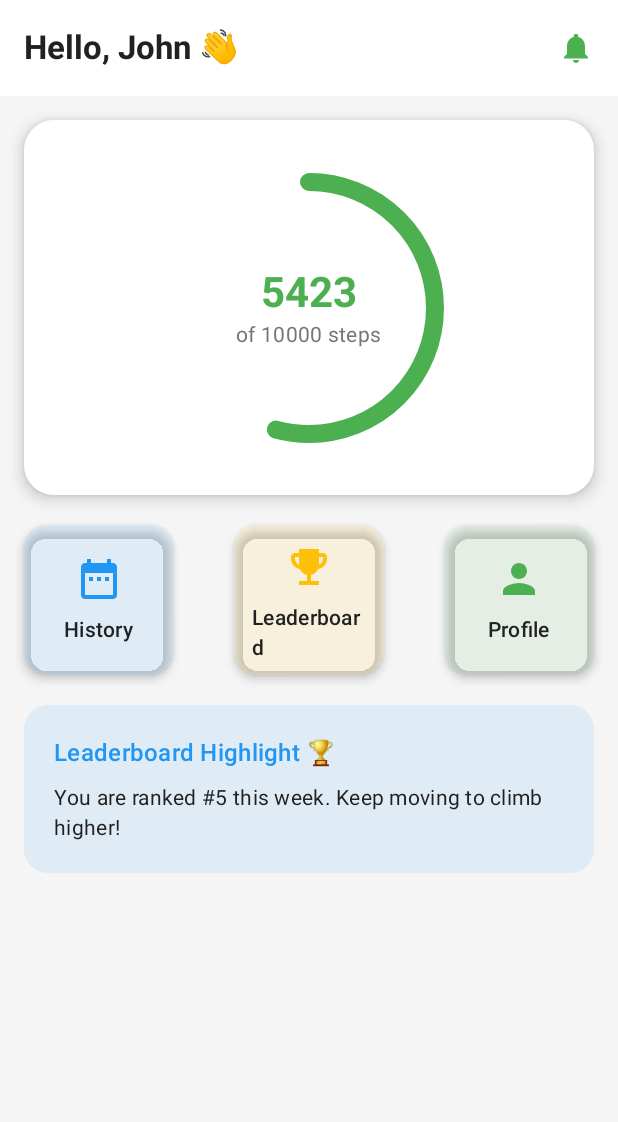
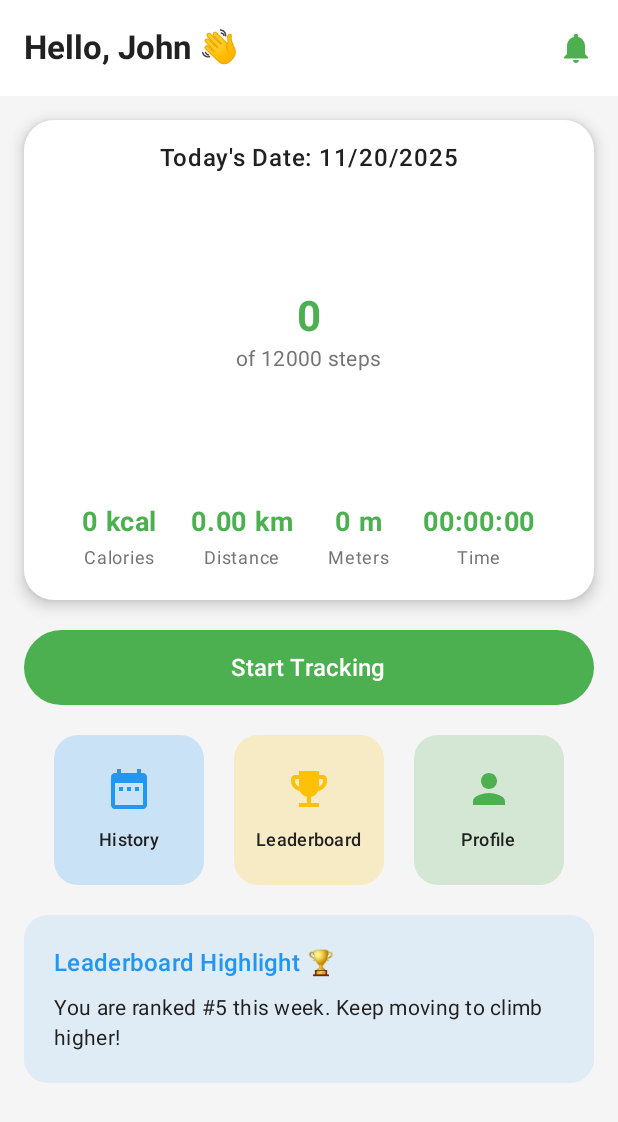
Before and after one commit to Meethala-Kannoth-Praneetha35/StrideSync, an Android app built with Jetpack Compose: the HomeScreen screen opened through its navigation route, on a phone screen of 412 x 824 dp. Shown: the top 1122 px of the screen. Run offline under Robolectric (Android 15) with nearby library versions, the phone set to English and light mode, and no system bars; our stand-ins replace Dagger/Hilt's generated code, Firebase (no records; nobody signed in at launch, a user with empty details on screens opened directly).

Commit message:
Step Counter Implemented with Physical Activity permissions

```diff
--- a/app/src/main/AndroidManifest.xml
+++ b/app/src/main/AndroidManifest.xml
@@ -1,6 +1,8 @@
 <?xml version="1.0" encoding="utf-8"?>
 <manifest xmlns:android="http://schemas.android.com/apk/res/android"
     xmlns:tools="http://schemas.android.com/tools">
+
+    <uses-permission android:name="android.permission.ACTIVITY_RECOGNITION"/>
 
     <application
         android:name=".hilt.StrideSync"
--- a/app/src/main/java/uk/ac/tees/mad/stridesync/MainActivity.kt
+++ b/app/src/main/java/uk/ac/tees/mad/stridesync/MainActivity.kt
@@ -39,6 +39,7 @@ import uk.ac.tees.mad.stridesync.ui.AuthViewModel
 import uk.ac.tees.mad.stridesync.ui.AuthenticationScreen
 import uk.ac.tees.mad.stridesync.ui.HomeScreen
 import uk.ac.tees.mad.stridesync.ui.SplashScreen
+import uk.ac.tees.mad.stridesync.ui.StepViewModel
 import uk.ac.tees.mad.stridesync.ui.theme.AppColors
 import uk.ac.tees.mad.stridesync.ui.theme.StrideSyncTheme
 
@@ -52,6 +53,7 @@ class MainActivity : ComponentActivity() {
 
                 val authViewModel = hiltViewModel<AuthViewModel>()
                 val navController = rememberNavController()
+                val stepViewModel = hiltViewModel<StepViewModel>()
                 NavHost(navController = navController, startDestination = "splash"){
                     composable("splash"){
                         SplashScreen(authViewModel,navController)
@@ -62,7 +64,9 @@ class MainActivity : ComponentActivity() {
                         )
                     }
                     composable("home"){
-                        HomeScreen(onHistoryClick = {},
+                        HomeScreen(
+                            viewModel = stepViewModel,
+                            onHistoryClick = {},
                         onLeaderboardClick = {},
                         onProfileClick = {},
                         onNotificationsClick = {})
--- a/app/src/main/java/uk/ac/tees/mad/stridesync/ui/HomeScreen.kt
+++ b/app/src/main/java/uk/ac/tees/mad/stridesync/ui/HomeScreen.kt
@@ -1,8 +1,17 @@
 package uk.ac.tees.mad.stridesync.ui
 
+import android.Manifest
+import android.content.pm.PackageManager
 import android.widget.Toast
+import androidx.activity.compose.rememberLauncherForActivityResult
+import androidx.activity.result.contract.ActivityResultContracts
 import androidx.compose.runtime.Composable
+import androidx.compose.runtime.collectAsState
+import androidx.compose.runtime.getValue
+import androidx.compose.runtime.mutableStateOf
 import androidx.compose.runtime.remember
+import androidx.compose.ui.platform.LocalContext
+import androidx.core.content.ContextCompat
 import androidx.compose.animation.AnimatedVisibility
 import androidx.compose.animation.core.FastOutSlowInEasing
 import androidx.compose.animation.core.tween
@@ -50,9 +59,6 @@ import androidx.compose.material3.Text
 import androidx.compose.material3.TopAppBar
 import androidx.compose.material3.TopAppBarDefaults
 import androidx.compose.runtime.LaunchedEffect
-import androidx.compose.runtime.getValue
-import androidx.compose.runtime.mutableStateOf
-import androidx.compose.runtime.remember
 import androidx.compose.runtime.rememberCoroutineScope
 import androidx.compose.runtime.setValue
 import androidx.compose.ui.Alignment
@@ -61,7 +67,6 @@ import androidx.compose.ui.draw.clip
 import androidx.compose.ui.draw.shadow
 import androidx.compose.ui.graphics.Color
 import androidx.compose.ui.graphics.vector.ImageVector
-import androidx.compose.ui.platform.LocalContext
 import androidx.compose.ui.res.painterResource
 import androidx.compose.ui.text.font.FontStyle
 import androidx.compose.ui.text.font.FontWeight
@@ -72,19 +77,50 @@ import androidx.navigation.NavController
 import kotlinx.coroutines.delay
 import uk.ac.tees.mad.stridesync.R
 import uk.ac.tees.mad.stridesync.ui.theme.AppColors
+import java.util.Calendar
 
 
 @OptIn(ExperimentalMaterial3Api::class)
 @Composable
 fun HomeScreen(
+    viewModel: StepViewModel,
     userName: String = "John",
-    todaySteps: Int = 5423,
-    stepGoal: Int = 10000,
+    stepGoal: Int = 12000,
     onHistoryClick: () -> Unit,
     onLeaderboardClick: () -> Unit,
     onProfileClick: () -> Unit,
     onNotificationsClick: () -> Unit
 ) {
+
+    val todaySteps by viewModel.todaySteps.collectAsState()
+    val distanceMeters by viewModel.distanceMeters.collectAsState()
+    val distanceKm by viewModel.distanceKm.collectAsState()
+    val kcal by viewModel.kcal.collectAsState()
+    val elapsedTime by viewModel.elapsedTime.collectAsState()
+    val isTracking by viewModel.isTracking.collectAsState()
+
+    val context = LocalContext.current
+    var hasPermission by remember {
+        mutableStateOf(
+            ContextCompat.checkSelfPermission(
+                context,
+                Manifest.permission.ACTIVITY_RECOGNITION
+            ) == PackageManager.PERMISSION_GRANTED
+        )
+    }
+
+    val permissionLauncher = rememberLauncherForActivityResult(
+        ActivityResultContracts.RequestPermission()
+    ) { isGranted ->
+        hasPermission = isGranted
+        if (!isGranted) {
+            Toast.makeText(context, "Permission required for step tracking", Toast.LENGTH_SHORT).show()
+        }
+    }
+
+    val calendar = Calendar.getInstance()
+    val todayDate = "${calendar.get(Calendar.MONTH) + 1}/${calendar.get(Calendar.DAY_OF_MONTH)}/${calendar.get(Calendar.YEAR)}"
+
     Scaffold(
         modifier = Modifier.fillMaxSize(),
         containerColor = AppColors.Background,
@@ -102,7 +138,7 @@ fun HomeScreen(
                 actions = {
                     IconButton(onClick = onNotificationsClick) {
                         Icon(
-                            Icons.Default.Notifications,
+                            imageVector = Icons.Default.Notifications,
                             contentDescription = "Notifications",
                             tint = AppColors.Primary
                         )
@@ -121,38 +157,98 @@ fun HomeScreen(
                 .padding(16.dp),
             verticalArrangement = Arrangement.spacedBy(20.dp)
         ) {
-
-            // --- Steps Card ---
             Card(
                 modifier = Modifier
                     .fillMaxWidth()
-                    .height(250.dp),
+                    .height(320.dp),
                 shape = RoundedCornerShape(20.dp),
                 colors = CardDefaults.cardColors(containerColor = AppColors.Surface),
                 elevation = CardDefaults.cardElevation(6.dp)
             ) {
-                Box(
-                    modifier = Modifier.fillMaxSize(),
-                    contentAlignment = Alignment.Center
+                Column(
+                    modifier = Modifier
+                        .fillMaxSize()
+                        .padding(16.dp),
+                    horizontalAlignment = Alignment.CenterHorizontally,
+                    verticalArrangement = Arrangement.Center
                 ) {
-                    StepProgressIndicator(
-                        steps = todaySteps,
-                        goal = stepGoal
+                    Text(
+                        text = "Today's Date: $todayDate",
+                        style = MaterialTheme.typography.bodyLarge.copy(
+                            color = AppColors.TextPrimary,
+                            fontWeight = FontWeight.Medium
+                        )
                     )
+                    Spacer(modifier = Modifier.height(8.dp))
+                    Box(
+                        modifier = Modifier.weight(1f),
+                        contentAlignment = Alignment.Center
+                    ) {
+                        StepProgressIndicator(steps = todaySteps, goal = stepGoal)
+                    }
+                    Spacer(modifier = Modifier.height(16.dp))
+                    Row(
+                        modifier = Modifier.fillMaxWidth(),
+                        horizontalArrangement = Arrangement.SpaceEvenly
+                    ) {
+                        StatItem(title = "Calories", value = "${kcal.toInt()} kcal")
+                        StatItem(title = "Distance", value = "${String.format("%.2f", distanceKm)} km")
+                        StatItem(title = "Meters", value = "${distanceMeters.toInt()} m")
+                        StatItem(title = "Time", value = formatTime(elapsedTime))
+                    }
                 }
             }
 
-            // --- Quick Actions Row ---
+            Button(
+                onClick = {
+                    if (!hasPermission) {
+                        permissionLauncher.launch(Manifest.permission.ACTIVITY_RECOGNITION)
+                    } else {
+                        if (isTracking) {
+                            viewModel.stopTracking()
+                        } else {
+                            viewModel.startTracking()
+                        }
+                    }
+                },
+                modifier = Modifier
+                    .fillMaxWidth()
+                    .height(50.dp),
+                colors = ButtonDefaults.buttonColors(
+                    containerColor = if (isTracking) AppColors.Accent else AppColors.Primary
+                )
+            ) {
+                Text(
+                    text = if (!hasPermission) "Grant Permission" else if (isTracking) "Stop Tracking" else "Start Tracking",
+                    color = Color.White,
+                    fontSize = 16.sp
+                )
+            }
+
             Row(
                 modifier = Modifier.fillMaxWidth(),
-                horizontalArrangement = Arrangement.SpaceBetween
+                horizontalArrangement = Arrangement.SpaceEvenly
             ) {
-                QuickActionCard("History", Icons.Default.DateRange, AppColors.Secondary, onHistoryClick)
-                QuickActionCard("Leaderboard", Icons.Default.EmojiEvents, AppColors.Accent, onLeaderboardClick)
-                QuickActionCard("Profile", Icons.Default.Person, AppColors.Primary, onProfileClick)
+                QuickActionCard(
+                    title = "History",
+                    icon = Icons.Default.DateRange,
+                    bgColor = AppColors.Secondary,
+                    onClick = onHistoryClick
+                )
+                QuickActionCard(
+                    title = "Leaderboard",
+                    icon = Icons.Default.EmojiEvents,
+                    bgColor = AppColors.Accent,
+                    onClick = onLeaderboardClick
+                )
+                QuickActionCard(
+                    title = "Profile",
+                    icon = Icons.Default.Person,
+                    bgColor = AppColors.Primary,
+                    onClick = onProfileClick
+                )
             }
 
-            // --- Highlights Section ---
             Card(
                 modifier = Modifier.fillMaxWidth(),
                 shape = RoundedCornerShape(16.dp),
@@ -179,6 +275,30 @@ fun HomeScreen(
             }
         }
     }
+}
+
+@Composable
+fun StatItem(title: String, value: String) {
+    Column(horizontalAlignment = Alignment.CenterHorizontally) {
+        Text(
+            text = value,
+            fontSize = 18.sp,
+            fontWeight = FontWeight.Bold,
+            color = AppColors.Primary
+        )
+        Text(
+            text = title,
+            fontSize = 12.sp,
+            color = AppColors.TextSecondary
+        )
+    }
+}
+
+fun formatTime(millis: Long): String {
+    val seconds = (millis / 1000) % 60
+    val minutes = (millis / (1000 * 60)) % 60
+    val hours = (millis / (1000 * 60 * 60)) % 24
+    return String.format("%02d:%02d:%02d", hours, minutes, seconds)
 }
 
 @Composable
@@ -222,8 +342,8 @@ fun QuickActionCard(
             .size(100.dp)
             .clickable { onClick() },
         shape = RoundedCornerShape(16.dp),
-        colors = CardDefaults.cardColors(containerColor = bgColor.copy(alpha = 0.1f)),
-        elevation = CardDefaults.cardElevation(4.dp)
+        colors = CardDefaults.cardColors(containerColor = bgColor.copy(alpha = 0.2f)),
+        elevation = CardDefaults.cardElevation(0.dp)
     ) {
         Column(
             modifier = Modifier
@@ -243,7 +363,8 @@ fun QuickActionCard(
                 text = title,
                 style = MaterialTheme.typography.bodyMedium.copy(
                     fontWeight = FontWeight.SemiBold,
-                    color = AppColors.TextPrimary
+                    color = AppColors.TextPrimary,
+                    fontSize = 12.sp
                 )
             )
         }
--- a/app/src/main/java/uk/ac/tees/mad/stridesync/ui/StepViewModel.kt
+++ b/app/src/main/java/uk/ac/tees/mad/stridesync/ui/StepViewModel.kt
@@ -4,24 +4,63 @@ import android.app.Application
 import androidx.lifecycle.AndroidViewModel
 import androidx.lifecycle.viewModelScope
 import dagger.hilt.android.lifecycle.HiltViewModel
-import jakarta.inject.Inject
+import javax.inject.Inject
+import kotlinx.coroutines.Job
 import kotlinx.coroutines.flow.SharingStarted
 import kotlinx.coroutines.flow.StateFlow
+import kotlinx.coroutines.flow.map
 import kotlinx.coroutines.flow.stateIn
+import kotlinx.coroutines.launch
 import uk.ac.tees.mad.stridesync.utils.StepCounterManager
+import kotlinx.coroutines.flow.MutableStateFlow
 
 @HiltViewModel
 class StepViewModel @Inject constructor(application: Application) : AndroidViewModel(application) {
     private val stepCounterManager = StepCounterManager(application)
 
+    private val _elapsedTime = MutableStateFlow(0L)
+    val elapsedTime: StateFlow<Long> = _elapsedTime
+
+    private val _isTracking = MutableStateFlow(false)
+    val isTracking: StateFlow<Boolean> = _isTracking
+
     val todaySteps: StateFlow<Int> = stepCounterManager.todaySteps
         .stateIn(viewModelScope, SharingStarted.Lazily, 0)
 
+    private val strideLength = 0.762f
+    val distanceMeters: StateFlow<Float> = todaySteps.map { it * strideLength }
+        .stateIn(viewModelScope, SharingStarted.Lazily, 0f)
+
+    val distanceKm: StateFlow<Float> = distanceMeters.map { it / 1000f }
+        .stateIn(viewModelScope, SharingStarted.Lazily, 0f)
+
+    val kcal: StateFlow<Float> = todaySteps.map { it * 0.05f }
+        .stateIn(viewModelScope, SharingStarted.Lazily, 0f)
+
+    private var timerJob: Job? = null
+
+    init {
+        stepCounterManager.onReset = {
+            _elapsedTime.value = 0L
+        }
+    }
+
     fun startTracking() {
+        if (_isTracking.value) return
+        _isTracking.value = true
         stepCounterManager.startListening()
+        timerJob = viewModelScope.launch {
+            while (true) {
+                kotlinx.coroutines.delay(1000)
+                _elapsedTime.value += 1000
+            }
+        }
     }
 
     fun stopTracking() {
+        if (!_isTracking.value) return
+        _isTracking.value = false
         stepCounterManager.stopListening()
+        timerJob?.cancel()
     }
 }
--- /dev/null
+++ b/app/src/main/java/uk/ac/tees/mad/stridesync/utils/StepCounterManager.kt
@@ -0,0 +1,69 @@
+package uk.ac.tees.mad.stridesync.utils
+
+import android.content.Context
+import android.hardware.Sensor
+import android.hardware.SensorEvent
+import android.hardware.SensorEventListener
+import android.hardware.SensorManager
+import kotlinx.coroutines.flow.MutableStateFlow
+import kotlinx.coroutines.flow.StateFlow
+import java.util.*
+
+class StepCounterManager(context: Context) : SensorEventListener {
+
+    private var sensorManager: SensorManager =
+        context.getSystemService(Context.SENSOR_SERVICE) as SensorManager
+
+    private var stepDetector: Sensor? = sensorManager.getDefaultSensor(Sensor.TYPE_STEP_DETECTOR)
+
+    private var stepCounter: Sensor? = sensorManager.getDefaultSensor(Sensor.TYPE_STEP_COUNTER)
+
+    private var initialStepCount: Int = -1
+    private val _todaySteps = MutableStateFlow(0)
+    val todaySteps: StateFlow<Int> = _todaySteps
+
+    private var todayDate: Int = Calendar.getInstance().get(Calendar.DAY_OF_YEAR)
+
+    fun startListening() {
+        stepDetector?.also {
+            sensorManager.registerListener(this, it, SensorManager.SENSOR_DELAY_UI)
+        } ?: stepCounter?.also {
+            sensorManager.registerListener(this, it, SensorManager.SENSOR_DELAY_UI)
+        }
+    }
+
+    fun stopListening() {
+        sensorManager.unregisterListener(this)
+    }
+
+    override fun onSensorChanged(event: SensorEvent?) {
+        if (event == null) return
+
+        val currentDay = Calendar.getInstance().get(Calendar.DAY_OF_YEAR)
+
+        if (currentDay != todayDate) {
+            todayDate = currentDay
+            initialStepCount = -1
+            _todaySteps.value = 0
+        }
+
+        when (event.sensor.type) {
+            Sensor.TYPE_STEP_DETECTOR -> {
+                if (event.values[0] == 1.0f) {
+                    _todaySteps.value = _todaySteps.value + 1
+                }
+            }
+
+            Sensor.TYPE_STEP_COUNTER -> {
+                val totalSteps = event.values[0].toInt()
+                if (initialStepCount == -1) {
+                    initialStepCount = totalSteps
+                }
+                _todaySteps.value = totalSteps - initialStepCount
+            }
+        }
+    }
+
+    var onReset: () -> Unit = {}
+    override fun onAccuracyChanged(sensor: Sensor?, accuracy: Int) = Unit
+}
```
